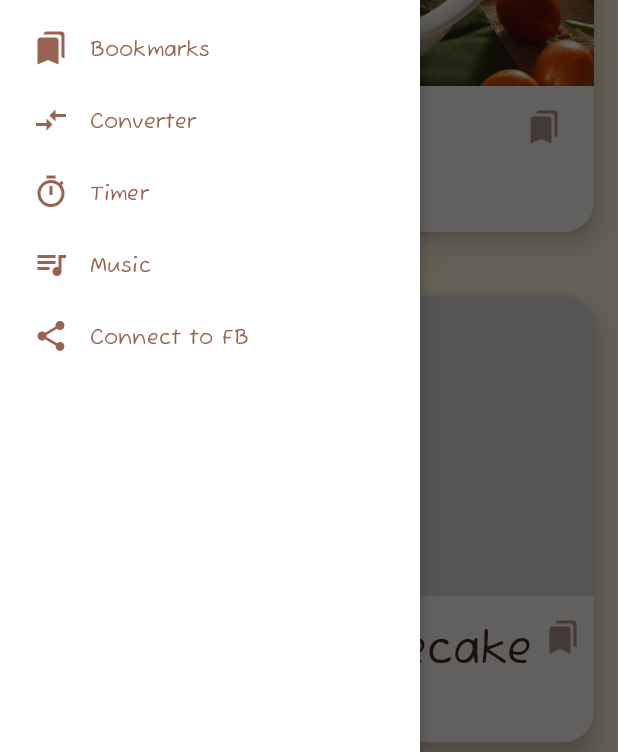
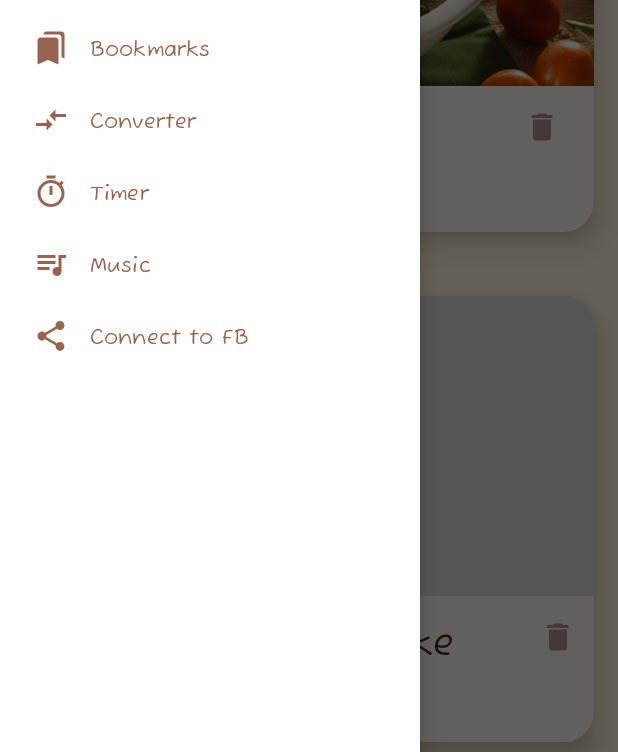
Before and after one commit to CzarinaFayeTiu/Little-Chef, an Android app: the BookmarksActivity screen opened directly, with no data from a screen before it, with the side drawer open, on a phone screen of 412 x 824 dp. Shown: the part 459-1211 px from the top of the screen. Run offline under Robolectric (Android 15) with nearby library versions, the light colour scheme and no system bars.

Commit message:
75% Bookmark Speech design update

```diff
--- /dev/null
+++ b/app/src/main/java/com/mobdeve/s12/avila/tiu/littlechef/Adapter/RecipeAdapter_Bookmark.kt
@@ -0,0 +1,123 @@
+package com.mobdeve.s12.avila.tiu.littlechef.Adapter
+
+import android.app.AlertDialog
+import android.content.Context
+import android.content.Intent
+import android.net.Uri
+import android.view.LayoutInflater
+import android.view.View
+import android.view.ViewGroup
+import android.widget.ImageButton
+import android.widget.ImageView
+import android.widget.TextView
+import android.widget.Toast
+import androidx.recyclerview.widget.RecyclerView
+import com.mobdeve.s12.avila.tiu.littlechef.*
+import com.mobdeve.s12.avila.tiu.littlechef.DBHelper.MyDbHelper
+import com.mobdeve.s12.avila.tiu.littlechef.models.RecipeModel
+
+//Adapter class for Recycler View
+class RecipeAdapter_Bookmark() : RecyclerView.Adapter<RecipeAdapter_Bookmark.HolderRecord>() {
+
+    private var context: Context? = null
+    private var recipeList:ArrayList<RecipeModel>? = null
+    lateinit var dbHelper:MyDbHelper
+
+    constructor(context: Context?, recipeList: ArrayList<RecipeModel>?) : this() {
+        this.context = context
+        this.recipeList = recipeList
+
+        dbHelper = MyDbHelper(context)
+    }
+
+    inner class HolderRecord(itemView: View): RecyclerView.ViewHolder(itemView) {
+
+        //views from row_recipe_bookmark.xml
+        var ivImage: ImageView = itemView.findViewById(R.id.ivImage)
+        var tvName: TextView = itemView.findViewById(R.id.tvName)
+        var tvCategory: TextView = itemView.findViewById(R.id.tvCategory)
+        var btnDelete: ImageButton = itemView.findViewById(R.id.btnDelete)
+    }
+
+    override fun onCreateViewHolder(parent: ViewGroup, viewType: Int): HolderRecord {
+        //inflate the layout row_record.xml
+        return HolderRecord(
+            LayoutInflater.from(context).inflate(R.layout.row_recipe_bookmark, parent, false)
+        )
+    }
+
+    override fun getItemCount(): Int {
+        //return items/records/list size
+        return recipeList!!.size
+    }
+
+    override fun onBindViewHolder(holder: HolderRecord, position: Int) {
+        //get data, set data, handle clicks
+
+        //get data
+        val model = recipeList!!.get(position)
+
+        val id = model.id
+        val name = model.name
+        val category = model.category
+        val ingredients = model.ingredients
+        val instructions = model.instructions
+        val image = model.image
+        val link = model.link
+        val bookmark = model.bookmark
+        val addedTime = model.addedTime
+        val updatedTime = model.updatedTime
+
+        //set data to views
+        holder.tvName.text = name
+        holder.tvCategory.text = category
+
+        if (image == "null") {
+            //no image in record, set default
+            holder.ivImage.setImageResource(R.drawable.littlechef_logo)
+        } else if (image == "recipe1") {
+            //set recipe1 image
+            holder.ivImage.setImageResource(R.drawable.recipe1)
+        } else if (image == "recipe2") {
+            //set recipe1 image
+            holder.ivImage.setImageResource(R.drawable.recipe2)
+        }else if (image == "recipe3") {
+            //set recipe1 image
+            holder.ivImage.setImageResource(R.drawable.recipe3)
+        } else if (image == "recipe4") {
+            //set recipe1 image
+            holder.ivImage.setImageResource(R.drawable.recipe4)
+        } else if (image == "recipe5") {
+            //set recipe1 image
+            holder.ivImage.setImageResource(R.drawable.recipe5)
+        }else {
+            //have image in record
+            holder.ivImage.setImageURI(Uri.parse(image))
+        }
+
+        //show record in new activity on clicking record
+        holder.itemView.setOnClickListener {
+            //pass id to next activity to show record
+
+            val intent = Intent(context, RecipeDetailActivity::class.java)
+            intent.putExtra("RECORD_ID", id)
+            context!!.startActivity(intent)
+        }
+
+        //handle bookmark click
+        holder.btnDelete.setOnClickListener {
+            //will implement later
+            Toast.makeText(context,"Removed $name", Toast.LENGTH_SHORT).show()
+
+            //holder.btnBookmark.isSelected = !holder.btnBookmark.isSelected
+            dbHelper?.updateRecord(id, "N/A")
+            //refresh record by calling activity's onResume method
+            //(context as MainActivity)!!.onResume()
+            (context as BookmarksActivity)!!.onResume()
+        }
+    }
+
+
+
+
+}
--- a/app/src/main/java/com/mobdeve/s12/avila/tiu/littlechef/BookmarksActivity.kt
+++ b/app/src/main/java/com/mobdeve/s12/avila/tiu/littlechef/BookmarksActivity.kt
@@ -5,6 +5,7 @@ import android.os.Bundle
 import android.view.Menu
 import androidx.appcompat.widget.SearchView
 import com.mobdeve.s12.avila.tiu.littlechef.Adapter.RecipeAdapter
+import com.mobdeve.s12.avila.tiu.littlechef.Adapter.RecipeAdapter_Bookmark
 import com.mobdeve.s12.avila.tiu.littlechef.DBHelper.Constants
 import com.mobdeve.s12.avila.tiu.littlechef.DBHelper.MyDbHelper
 import com.mobdeve.s12.avila.tiu.littlechef.databinding.ActivityBookmarksBinding
@@ -35,7 +36,7 @@ class BookmarksActivity :DrawerBaseActivity()  {
     }
 
     private fun loadRecipes() {
-        val adapterRecipe = RecipeAdapter(this, dbHelper.searchBookmarks())
+        val adapterRecipe = RecipeAdapter_Bookmark(this, dbHelper.searchBookmarks())
 
         binding!!.rvRecipes.adapter = adapterRecipe
     }
--- /dev/null
+++ b/app/src/main/res/drawable/ic_baseline_arrow_back_24.xml
@@ -0,0 +1,5 @@
+<vector android:height="24dp" android:tint="#FFFFFF"
+    android:viewportHeight="24" android:viewportWidth="24"
+    android:width="24dp" xmlns:android="http://schemas.android.com/apk/res/android">
+    <path android:fillColor="@android:color/white" android:pathData="M20,11H7.83l5.59,-5.59L12,4l-8,8 8,8 1.41,-1.41L7.83,13H20v-2z"/>
+</vector>
--- /dev/null
+++ b/app/src/main/res/drawable/ic_baseline_delete_24.xml
@@ -0,0 +1,5 @@
+<vector android:height="24dp" android:tint="#FFFFFF"
+    android:viewportHeight="24" android:viewportWidth="24"
+    android:width="24dp" xmlns:android="http://schemas.android.com/apk/res/android">
+    <path android:fillColor="@android:color/white" android:pathData="M6,19c0,1.1 0.9,2 2,2h8c1.1,0 2,-0.9 2,-2V7H6v12zM19,4h-3.5l-1,-1h-5l-1,1H5v2h14V4z"/>
+</vector>
--- a/app/src/main/res/layout/activity_bookmarks.xml
+++ b/app/src/main/res/layout/activity_bookmarks.xml
@@ -25,7 +25,7 @@
             android:id="@+id/rvRecipes"
             android:layout_width="match_parent"
             android:layout_height="match_parent"
-            tools:listitem="@layout/row_recipe"
+            tools:listitem="@layout/row_recipe_bookmark"
             android:paddingBottom="80dp"
             android:clipToPadding="false"
             app:layoutManager="androidx.recyclerview.widget.LinearLayoutManager"/>
--- a/app/src/main/res/layout/fragment_create_note.xml
+++ b/app/src/main/res/layout/fragment_create_note.xml
@@ -125,14 +125,14 @@
             android:id="@+id/imgNote"
             android:layout_width="match_parent"
             android:layout_height="100dp"
+            android:layout_centerInParent="true"
             android:layout_marginStart="10dp"
             android:layout_marginTop="10dp"
             android:layout_marginEnd="10dp"
             android:layout_marginBottom="10dp"
             android:elevation="1dp"
             android:scaleType="centerCrop"
-            app:strokeColor="@color/black"
-            android:layout_centerInParent="true"/>
+            app:strokeColor="@color/black" />
 
         <ImageView
             android:id="@+id/imgDelete"
--- a/app/src/main/res/layout/row_recipe.xml
+++ b/app/src/main/res/layout/row_recipe_bookmark.xml
@@ -36,16 +36,16 @@
                     android:layout_marginTop="10dp"
                     android:layout_marginLeft="10dp"
                     android:layout_weight="7"
-                    android:textSize="30sp"/>
+                    android:textSize="25sp"/>
 
                 <ImageButton
-                    android:id="@+id/btnBookmark"
+                    android:id="@+id/btnDelete"
                     android:layout_width="42dp"
                     android:layout_height="wrap_content"
                     android:layout_marginTop="15dp"
                     android:layout_weight="1"
                     android:background="@null"
-                    android:src="@drawable/ic_baseline_bookmarks_24"
+                    android:src="@drawable/ic_baseline_delete_24"
                     app:tint="@color/bookmark_button_color" />
             </TableRow>
             <TableRow>
```
Also changed, not shown: app/src/main/java/com/mobdeve/s12/avila/tiu/littlechef/RecipeDetailActivity.kt (+13 -5 lines), app/src/main/res/layout/activity_recipe_detail.xml (+45 -28 lines).
